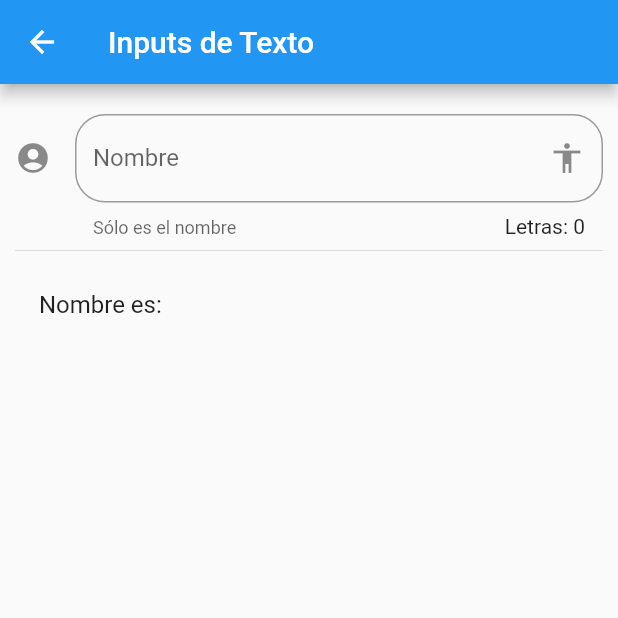
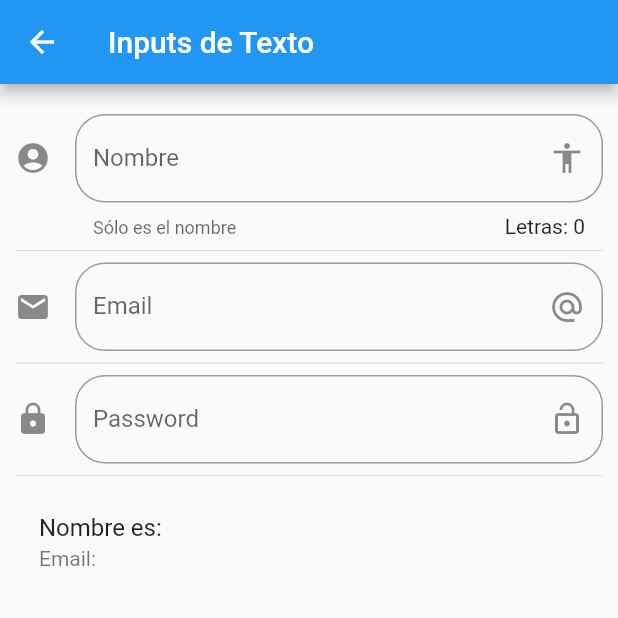
Before and after one commit to JoseCima/componentes, a Flutter app: the InputPage screen opened by its route, on a phone screen of 412 x 824 dp, the top half of it. Run offline on Flutter 3.47's test engine with Material 2 defaults, Android fonts, the phone set to English and light mode, and no system bars.

Commit message:
Email y Password Fields

```diff
--- a/lib/src/pages/input_page.dart
+++ b/lib/src/pages/input_page.dart
@@ -10,6 +10,7 @@ class InputPage extends StatefulWidget {
 class _InputPageState extends State<InputPage> {
 
    String _nombre = '';
+   String _email = '';
 
   @override
   Widget build(BuildContext context) {
@@ -22,7 +23,12 @@ class _InputPageState extends State<InputPage> {
         children: <Widget>[
           _crearInput(),
           Divider(),
+          _crearEmail(),
+          Divider(),
+          _crearPassword(),
+          Divider(),
           _crearPersona()
+
         ],
       ),
     );
@@ -49,12 +55,10 @@ class _InputPageState extends State<InputPage> {
 
 
       ),
-      onChanged: (valor){
+      onChanged: (valor) => setState(() {
+          _nombre = valor;
+        })
 
-        setState(() {
-          _nombre = valor;
-        });
-      },
     );
 
 
@@ -63,7 +67,64 @@ class _InputPageState extends State<InputPage> {
   _crearPersona() {
     return ListTile(
       title: Text('Nombre es: $_nombre'),
+      subtitle: Text('Email: $_email'),
+    );
+  }
 
+
+  Widget _crearEmail(){
+    return TextField(
+      //autofocus: true,
+      keyboardType: TextInputType.emailAddress,
+      decoration: InputDecoration(
+
+        border: OutlineInputBorder(
+          borderRadius: BorderRadius.circular(20.0)
+        ),
+
+
+        hintText: 'Email',
+        labelText: 'Email',
+        suffixIcon: Icon(Icons.alternate_email),
+        icon: Icon(Icons.email),
+
+
+
+      ),
+      onChanged: (valor){
+
+        setState(() {
+          _email = valor;
+        });
+      },
+    );
+  }
+
+
+  Widget _crearPassword(){
+   return TextField(
+     obscureText: true,
+      decoration: InputDecoration(
+
+        border: OutlineInputBorder(
+          borderRadius: BorderRadius.circular(20.0)
+        ),
+
+
+        hintText: 'Password',
+        labelText: 'Password',
+        suffixIcon: Icon(Icons.lock_open),
+        icon: Icon(Icons.lock),
+
+
+
+      ),
+      onChanged: (valor){
+
+        setState(() {
+          _nombre = valor;
+        });
+      },
     );
   }
 }
```
